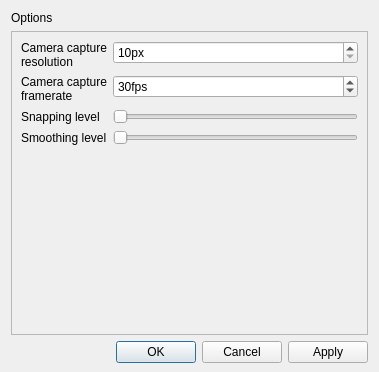
PropaneDragon/PiHueEntertainment, file HueEntertainmentCentre/Qt/optionsDialog.ui: the form before one commit.
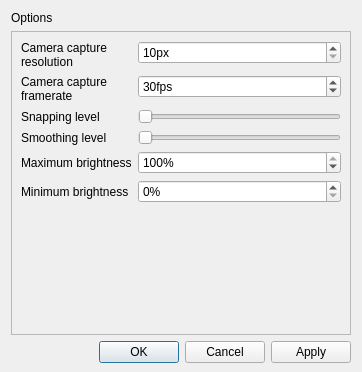
The form after the commit.

Commit message: #9 - Minimum and maximum brightness settings.

The edit to the form file:
```diff
--- a/HueEntertainmentCentre/Qt/optionsDialog.ui
+++ b/HueEntertainmentCentre/Qt/optionsDialog.ui
@@ -6,7 +6,7 @@
    <rect>
     <x>0</x>
     <y>0</y>
-    <width>379</width>
+    <width>362</width>
     <height>372</height>
    </rect>
   </property>
@@ -49,7 +49,7 @@
        <rect>
         <x>0</x>
         <y>0</y>
-        <width>359</width>
+        <width>342</width>
         <height>304</height>
        </rect>
       </property>
@@ -185,6 +185,73 @@
          </property>
         </widget>
        </item>
+       <item row="4" column="0">
+        <widget class="QLabel" name="label_6">
+         <property name="toolTip">
+          <string>&lt;html&gt;&lt;head/&gt;&lt;body&gt;&lt;p&gt;The processing framerate.&lt;/p&gt;&lt;p&gt;The higher this framerate, the faster changes will appear on the lights. This drastically increases processing time however.&lt;/p&gt;&lt;p&gt;Lower framerates will perform better, but will result in a slower response time.&lt;/p&gt;&lt;/body&gt;&lt;/html&gt;</string>
+         </property>
+         <property name="text">
+          <string>Maximum brightness</string>
+         </property>
+         <property name="wordWrap">
+          <bool>true</bool>
+         </property>
+        </widget>
+       </item>
+       <item row="4" column="1">
+        <widget class="QSpinBox" name="spinBox_3">
+         <property name="suffix">
+          <string>%</string>
+         </property>
+         <property name="minimum">
+          <number>0</number>
+         </property>
+         <property name="maximum">
+          <number>100</number>
+         </property>
+         <property name="value">
+          <number>100</number>
+         </property>
+         <property name="option" stdset="0">
+          <string>processing/maxBrightness</string>
+         </property>
+        </widget>
+       </item>
+       <item row="5" column="0">
+        <widget class="QLabel" name="label_7">
+         <property name="toolTip">
+          <string>&lt;html&gt;&lt;head/&gt;&lt;body&gt;&lt;p&gt;The processing framerate.&lt;/p&gt;&lt;p&gt;The higher this framerate, the faster changes will appear on the lights. This drastically increases processing time however.&lt;/p&gt;&lt;p&gt;Lower framerates will perform better, but will result in a slower response time.&lt;/p&gt;&lt;/body&gt;&lt;/html&gt;</string>
+         </property>
+         <property name="text">
+          <string>Minimum brightness</string>
+         </property>
+         <property name="wordWrap">
+          <bool>true</bool>
+         </property>
+        </widget>
+       </item>
+       <item row="5" column="1">
+        <widget class="QSpinBox" name="spinBox_4">
+         <property name="buttonSymbols">
+          <enum>QAbstractSpinBox::UpDownArrows</enum>
+         </property>
+         <property name="suffix">
+          <string>%</string>
+         </property>
+         <property name="minimum">
+          <number>0</number>
+         </property>
+         <property name="maximum">
+          <number>100</number>
+         </property>
+         <property name="value">
+          <number>0</number>
+         </property>
+         <property name="option" stdset="0">
+          <string>processing/minBrightness</string>
+         </property>
+        </widget>
+       </item>
       </layout>
      </widget>
     </widget>
```
The commit also changes 5 other files.
